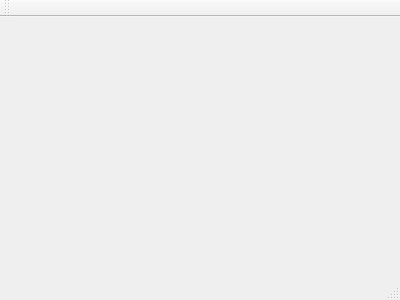
Before: the Qt Designer form mainwindow.ui in wawila/B-Tree, drawn with Qt 5.
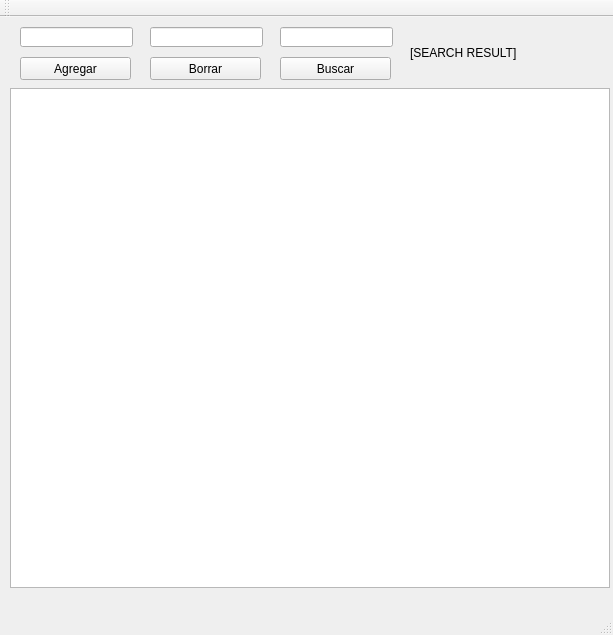
After: the same form once the commit is applied.

```diff
--- a/mainwindow.ui
+++ b/mainwindow.ui
@@ -1,24 +1,132 @@
 <ui version="4.0">
  <class>MainWindow</class>
- <widget class="QMainWindow" name="MainWindow" >
-  <property name="geometry" >
+ <widget class="QMainWindow" name="MainWindow">
+  <property name="geometry">
    <rect>
     <x>0</x>
     <y>0</y>
-    <width>400</width>
-    <height>300</height>
+    <width>613</width>
+    <height>635</height>
    </rect>
   </property>
   <property name="windowTitle" >
    <string>MainWindow</string>
   </property>
-  <widget class="QMenuBar" name="menuBar" />
-  <widget class="QToolBar" name="mainToolBar" />
-  <widget class="QWidget" name="centralWidget" />
-  <widget class="QStatusBar" name="statusBar" />
+  <widget class="QWidget" name="centralWidget">
+   <widget class="QGraphicsView" name="graphicsView">
+    <property name="geometry">
+     <rect>
+      <x>10</x>
+      <y>71</y>
+      <width>600</width>
+      <height>500</height>
+     </rect>
+    </property>
+   </widget>
+   <widget class="QLineEdit" name="lineAgregar">
+    <property name="geometry">
+     <rect>
+      <x>20</x>
+      <y>10</y>
+      <width>113</width>
+      <height>20</height>
+     </rect>
+    </property>
+   </widget>
+   <widget class="QPushButton" name="pushAgregar">
+    <property name="geometry">
+     <rect>
+      <x>20</x>
+      <y>40</y>
+      <width>111</width>
+      <height>23</height>
+     </rect>
+    </property>
+    <property name="text">
+     <string>Agregar</string>
+    </property>
+   </widget>
+   <widget class="QPushButton" name="pushBorrar">
+    <property name="geometry">
+     <rect>
+      <x>150</x>
+      <y>40</y>
+      <width>111</width>
+      <height>23</height>
+     </rect>
+    </property>
+    <property name="text">
+     <string>Borrar</string>
+    </property>
+   </widget>
+   <widget class="QLineEdit" name="lineBorrar">
+    <property name="geometry">
+     <rect>
+      <x>150</x>
+      <y>10</y>
+      <width>113</width>
+      <height>20</height>
+     </rect>
+    </property>
+   </widget>
+   <widget class="QPushButton" name="pushBuscar">
+    <property name="geometry">
+     <rect>
+      <x>280</x>
+      <y>40</y>
+      <width>111</width>
+      <height>23</height>
+     </rect>
+    </property>
+    <property name="text">
+     <string>Buscar</string>
+    </property>
+   </widget>
+   <widget class="QLineEdit" name="lineBuscar">
+    <property name="geometry">
+     <rect>
+      <x>280</x>
+      <y>10</y>
+      <width>113</width>
+      <height>20</height>
+     </rect>
+    </property>
+   </widget>
+   <widget class="QLabel" name="label">
+    <property name="geometry">
+     <rect>
+      <x>410</x>
+      <y>10</y>
+      <width>201</width>
+      <height>51</height>
+     </rect>
+    </property>
+    <property name="text">
+     <string>[SEARCH RESULT]</string>
+    </property>
+   </widget>
+  </widget>
+  <widget class="QMenuBar" name="menuBar">
+   <property name="geometry">
+    <rect>
+     <x>0</x>
+     <y>0</y>
+     <width>613</width>
+     <height>18</height>
+    </rect>
+   </property>
+  </widget>
+  <widget class="QToolBar" name="mainToolBar">
+   <attribute name="toolBarArea">
+    <enum>TopToolBarArea</enum>
+   </attribute>
+   <attribute name="toolBarBreak">
+    <bool>false</bool>
+   </attribute>
+  </widget>
+  <widget class="QStatusBar" name="statusBar"/>
  </widget>
- <layoutDefault spacing="6" margin="11" />
- <pixmapfunction></pixmapfunction>
+ <layoutdefault spacing="6" margin="11"/>
  <resources/>
  <connections/>
 </ui>
```
Left out of the diff: 3 changed lines with no effect on the pictures.
